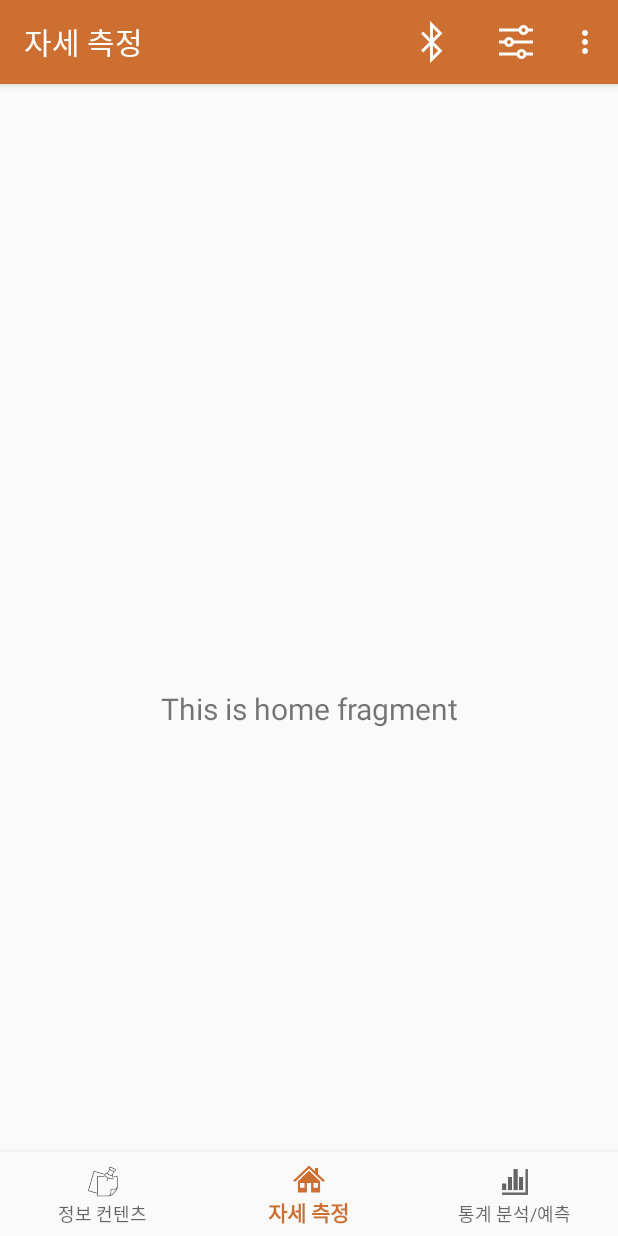
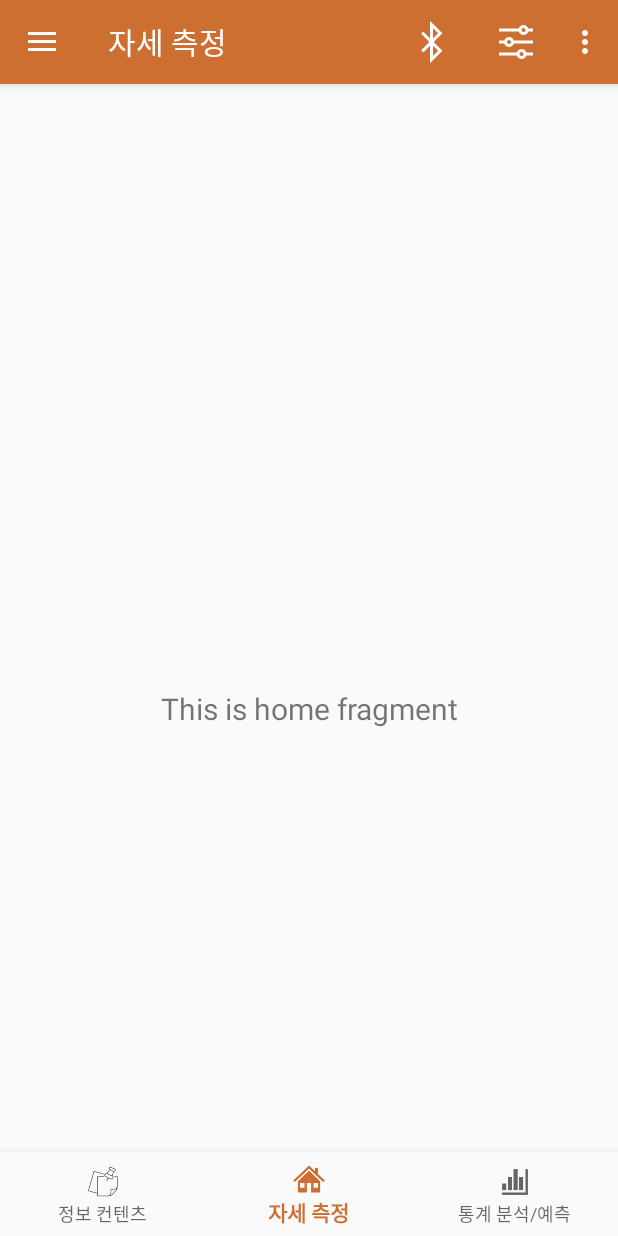
Before and after one commit to JasonYoo1995/Posture-Correction-Application-, an Android app: the screen it shows after launch (MainActivity), on a phone screen of 412 x 824 dp. Run offline under Robolectric (Android 15) with nearby library versions, the light colour scheme and no system bars; our stand-ins replace navigation-ui.

Commit message:
drawer added but menu icon disappears when tab is clicked

```diff
--- a/app/build.gradle
+++ b/app/build.gradle
@@ -34,6 +34,7 @@ dependencies {
     testImplementation 'junit:junit:4.12'
     androidTestImplementation 'androidx.test.ext:junit:1.1.1'
     androidTestImplementation 'androidx.test.espresso:espresso-core:3.2.0'
-    implementation 'com.android.support:appcompat-v7:23.2.1'
-    implementation 'com.android.support:design:23.2.1'
+    implementation 'androidx.appcompat:appcompat:1.0.0'
+
+
 }
--- a/app/src/main/java/com/example/bottomtab/MainActivity.java
+++ b/app/src/main/java/com/example/bottomtab/MainActivity.java
@@ -10,23 +10,57 @@ import android.view.View;
 import android.view.WindowManager;
 import android.widget.Toast;
 
+import androidx.annotation.NonNull;
+import androidx.appcompat.app.ActionBarDrawerToggle;
 import androidx.appcompat.app.AppCompatActivity;
+import androidx.drawerlayout.widget.DrawerLayout;
 import androidx.navigation.NavController;
 import androidx.navigation.Navigation;
 import androidx.navigation.ui.AppBarConfiguration;
 import androidx.navigation.ui.NavigationUI;
 
 import com.google.android.material.bottomnavigation.BottomNavigationView;
+import com.google.android.material.navigation.NavigationView;
 
 public class MainActivity extends AppCompatActivity {
+    private DrawerLayout drawerLayout;
+    private ActionBarDrawerToggle actionBarDrawerToggle;
+    private NavigationView drawerNavigationView;
     Dialog optionDialog;
 
     @Override
     protected void onCreate(Bundle savedInstanceState) {
         super.onCreate(savedInstanceState);
-        setContentView(R.layout.activity_main);
+        setContentView(R.layout.drawer_layout);
+
         makeBottomNavigation();
         makeDialog();
+
+        drawerLayout = (DrawerLayout)findViewById(R.id.drawer_layout_id);
+        actionBarDrawerToggle = new ActionBarDrawerToggle(this, drawerLayout, R.string.drawer_open, R.string.drawer_close);
+        drawerLayout.addDrawerListener(actionBarDrawerToggle);
+        actionBarDrawerToggle.syncState();
+        getSupportActionBar().setDisplayHomeAsUpEnabled(true);
+
+        drawerNavigationView = (NavigationView)findViewById(R.id.navigation_view);
+        drawerNavigationView.setNavigationItemSelectedListener(new NavigationView.OnNavigationItemSelectedListener() {
+            @Override
+            public boolean onNavigationItemSelected(@NonNull MenuItem item) {
+                int id = item.getItemId();
+                switch(id)
+                {
+                    case R.id.account:
+                        Toast.makeText(MainActivity.this, "My Account",Toast.LENGTH_SHORT).show();break;
+                    case R.id.settings:
+                        Toast.makeText(MainActivity.this, "Settings",Toast.LENGTH_SHORT).show();break;
+                    case R.id.mycart:
+                        Toast.makeText(MainActivity.this, "My Cart",Toast.LENGTH_SHORT).show();break;
+                    default:
+                        return true;
+                }
+                return true;
+            }
+        });
     }
 
     private void makeBottomNavigation(){
@@ -48,6 +82,8 @@ public class MainActivity extends AppCompatActivity {
     @Override
     public boolean onOptionsItemSelected(MenuItem item) {
         int id = item.getItemId();
+        if(actionBarDrawerToggle.onOptionsItemSelected(item))
+            return true;
 
         if (id == R.id.bluetooth_menu) {
             makeToast("블루투스");
--- /dev/null
+++ b/app/src/main/res/layout/drawer_layout.xml
@@ -0,0 +1,28 @@
+<?xml version="1.0" encoding="utf-8"?>
+<androidx.drawerlayout.widget.DrawerLayout
+    xmlns:android="http://schemas.android.com/apk/res/android"
+    xmlns:app="http://schemas.android.com/apk/res-auto"
+    android:id="@+id/drawer_layout_id"
+    android:layout_width="match_parent"
+    android:layout_height="match_parent"
+    android:background="@android:color/transparent">
+
+    <include
+        android:id="@+id/top"
+        android:layout_width="fill_parent"
+        android:layout_height="wrap_content"
+        layout="@layout/activity_main"
+        />
+
+    <com.google.android.material.navigation.NavigationView
+        android:layout_width="wrap_content"
+        android:layout_height="match_parent"
+        app:menu="@menu/drawer_menu"
+        android:layout_gravity="start"
+        app:headerLayout="@layout/nav_header"
+        android:id="@+id/navigation_view">
+
+    </com.google.android.material.navigation.NavigationView>
+
+
+</androidx.drawerlayout.widget.DrawerLayout>
--- /dev/null
+++ b/app/src/main/res/menu/drawer_menu.xml
@@ -0,0 +1,11 @@
+<?xml version="1.0" encoding="utf-8"?>
+<menu xmlns:android="http://schemas.android.com/apk/res/android">
+
+    <item android:id="@+id/account"
+        android:title="My Account"/>
+    <item android:id="@+id/settings"
+        android:title="Settings"/>
+    <item android:id="@+id/mycart"
+        android:title="My Cart"/>
+
+</menu>
--- a/app/src/main/res/values/strings.xml
+++ b/app/src/main/res/values/strings.xml
@@ -7,4 +7,6 @@
 <string name="device_information">기기 정보</string>
 <string name="description">사용 방법</string>
 <string name="customer_service">고객 지원</string>
+<string name="drawer_open">drawer_open</string>
+<string name="drawer_close">drawer_close</string>
 </resources>
```
Also changed, not shown: app/src/main/res/layout/nav_header.xml (added, +15 -0 lines), app/src/main/res/drawable-v24/ic_avatar.png (added), app/src/main/res/drawable-v24/ic_logo.png (added), app/src/main/res/drawable/ic_avatar.png (added), app/src/main/res/drawable/ic_logo.png (added).
